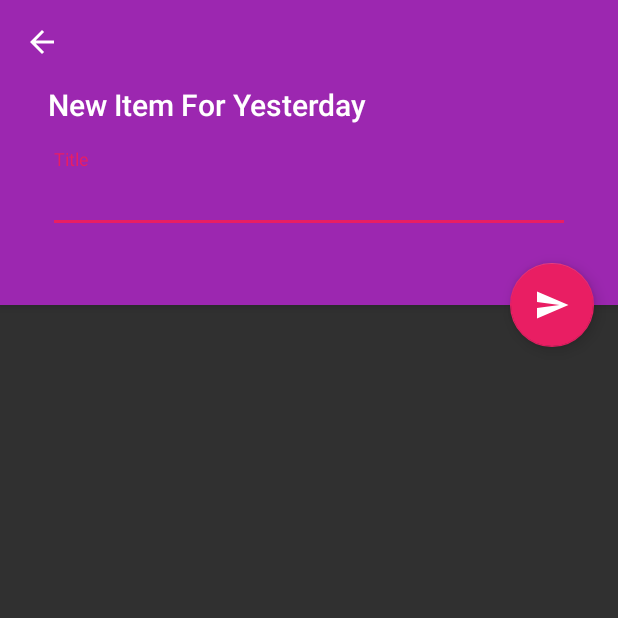
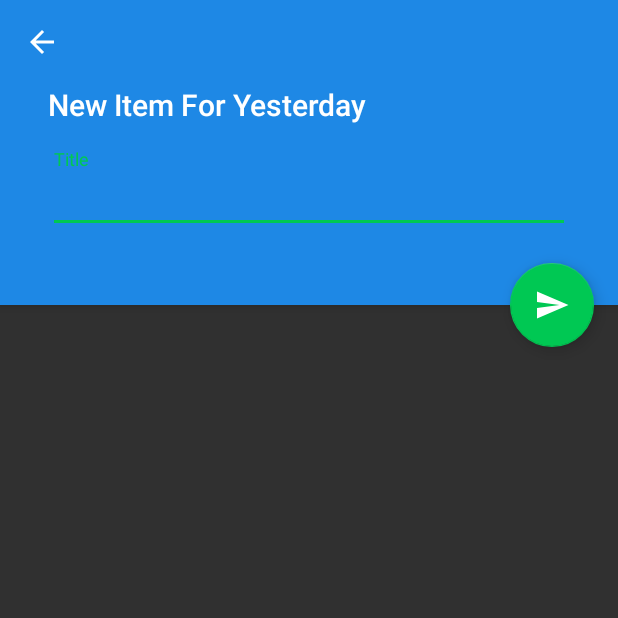
Before and after one commit to aidangrabe/Standup, an Android app: the CreateItemActivity screen opened directly, with no data from a screen before it, on a phone screen of 412 x 824 dp, the top half of it. Run offline under Robolectric (Android 15) with nearby library versions, the phone set to English and light mode, and no system bars; 3 statements that could not run were skipped.

Commit message:
Update colors for the CreateItemActivity

```diff
--- a/app/src/main/java/com/aidangrabe/standup/createitem/CreateItemActivity.kt
+++ b/app/src/main/java/com/aidangrabe/standup/createitem/CreateItemActivity.kt
@@ -1,8 +1,10 @@
 package com.aidangrabe.standup.createitem
 
 import android.os.Bundle
+import android.support.v4.content.ContextCompat
 import android.support.v7.app.AppCompatActivity
 import android.support.v7.widget.Toolbar
+import android.view.MenuItem
 import android.view.View
 import android.widget.EditText
 import android.widget.TextView
@@ -28,10 +30,22 @@ class CreateItemActivity : AppCompatActivity() {
         type = Type.fromString(typeString)
 
         val toolbar = findViewById(R.id.toolbar) as Toolbar?
+
         toolbar?.let {
             setSupportActionBar(it)
             supportActionBar?.setDisplayHomeAsUpEnabled(true)
         }
+
+        val appBar = findViewById(R.id.app_bar)
+
+        title = ""
+
+        val color = when (type) {
+            Type.Today -> R.color.todayColor
+            Type.Blocker -> R.color.blockerColor
+            else -> R.color.yesterdayColor
+        }
+        appBar.setBackgroundColor(ContextCompat.getColor(this, color))
 
         titleLabel.text = when (type) {
             Type.Yesterday -> "New Item For Yesterday"
@@ -40,6 +54,14 @@ class CreateItemActivity : AppCompatActivity() {
         }
 
         findViewById(R.id.fab).setOnClickListener { saveButtonClicked(it) }
+    }
+
+    override fun onOptionsItemSelected(item: MenuItem?) = when (item?.itemId) {
+        android.R.id.home -> {
+            finish()
+            true
+        }
+        else -> false
     }
 
     fun saveButtonClicked(view: View) {
--- a/app/src/main/res/layout/activity_create_item.xml
+++ b/app/src/main/res/layout/activity_create_item.xml
@@ -2,10 +2,9 @@
 <android.support.design.widget.CoordinatorLayout
     xmlns:android="http://schemas.android.com/apk/res/android"
     xmlns:app="http://schemas.android.com/apk/res-auto"
-    xmlns:tools="http://schemas.android.com/tools"
-    android:orientation="vertical"
     android:layout_width="match_parent"
     android:layout_height="match_parent"
+    android:orientation="vertical"
     >
 
     <android.support.design.widget.AppBarLayout
@@ -14,40 +13,33 @@
         android:layout_height="wrap_content"
         >
 
-        <android.support.design.widget.CollapsingToolbarLayout
+        <android.support.v7.widget.Toolbar
+            android:fitsSystemWindows="true"
+            android:id="@+id/toolbar"
             android:layout_width="match_parent"
             android:layout_height="wrap_content"
-            >
-
-            <android.support.v7.widget.Toolbar
-                android:id="@+id/toolbar"
-                app:theme="@style/ThemeOverlay.AppCompat.Dark.ActionBar"
-                android:layout_width="match_parent"
-                android:layout_height="wrap_content"
-                android:background="?colorPrimary"
-                />
-
-        </android.support.design.widget.CollapsingToolbarLayout>
+            android:background="@android:color/transparent"
+            app:theme="@style/ThemeOverlay.AppCompat.Dark.ActionBar"
+            />
 
         <LinearLayout
             android:layout_width="match_parent"
             android:layout_height="match_parent"
+            android:layout_marginBottom="48dp"
+            android:fitsSystemWindows="true"
             android:orientation="vertical"
-            android:layout_marginBottom="48dp"
+            android:paddingEnd="32dp"
             android:paddingStart="32dp"
-            android:paddingEnd="32dp"
-            app:layout_anchor="@+id/app_bar"
-            app:layout_anchorGravity="top|start"
             >
 
             <TextView
+                android:id="@+id/title"
                 style="@style/Base.TextAppearance.AppCompat.Widget.ActionBar.Title"
-                android:textColor="#FFFFFF"
-                android:id="@+id/title"
                 android:layout_width="wrap_content"
                 android:layout_height="wrap_content"
                 android:layout_marginBottom="16dp"
                 android:text="New Today Item"
+                android:textColor="#FFFFFF"
                 />
 
             <android.support.design.widget.TextInputLayout
@@ -59,14 +51,13 @@
                     android:id="@+id/title_field"
                     android:layout_width="match_parent"
                     android:layout_height="wrap_content"
+                    android:hint="Title"
                     android:inputType="textCapWords"
-                    android:hint="Title"
                     />
 
             </android.support.design.widget.TextInputLayout>
 
         </LinearLayout>
-
 
     </android.support.design.widget.AppBarLayout>
 
@@ -74,11 +65,11 @@
         android:id="@+id/fab"
         android:layout_width="wrap_content"
         android:layout_height="wrap_content"
+        android:layout_marginEnd="16dp"
         android:layout_marginTop="-20dp"
-        android:layout_marginEnd="16dp"
-        app:srcCompat="@drawable/ic_fab_send"
         app:layout_anchor="@+id/app_bar"
         app:layout_anchorGravity="bottom|end"
+        app:srcCompat="@drawable/ic_fab_send"
         />
 
 </android.support.design.widget.CoordinatorLayout>
--- a/app/src/main/res/layout/activity_main.xml
+++ b/app/src/main/res/layout/activity_main.xml
@@ -20,7 +20,7 @@
         android:id="@+id/view_pager"
         android:layout_width="match_parent"
         android:layout_height="match_parent"
-        android:layout_alignParentBottom="true"
+        android:layout_above="@+id/bottom_navigation"
         android:layout_below="@+id/toolbar"
         />
 
--- a/app/src/main/res/values/colors.xml
+++ b/app/src/main/res/values/colors.xml
@@ -1,8 +1,8 @@
 <?xml version="1.0" encoding="utf-8"?>
 <resources>
-    <color name="colorPrimary">#9C27B0</color>
-    <color name="colorPrimaryDark">#7B1FA2</color>
-    <color name="colorAccent">#E91E63</color>
+    <color name="colorPrimary">#1e88e5</color>
+    <color name="colorPrimaryDark">#1565c0</color>
+    <color name="colorAccent">#00c853</color>
 
     <color name="todayColor">#1e88e5</color>
     <color name="yesterdayColor">#8e24aa</color>
```
